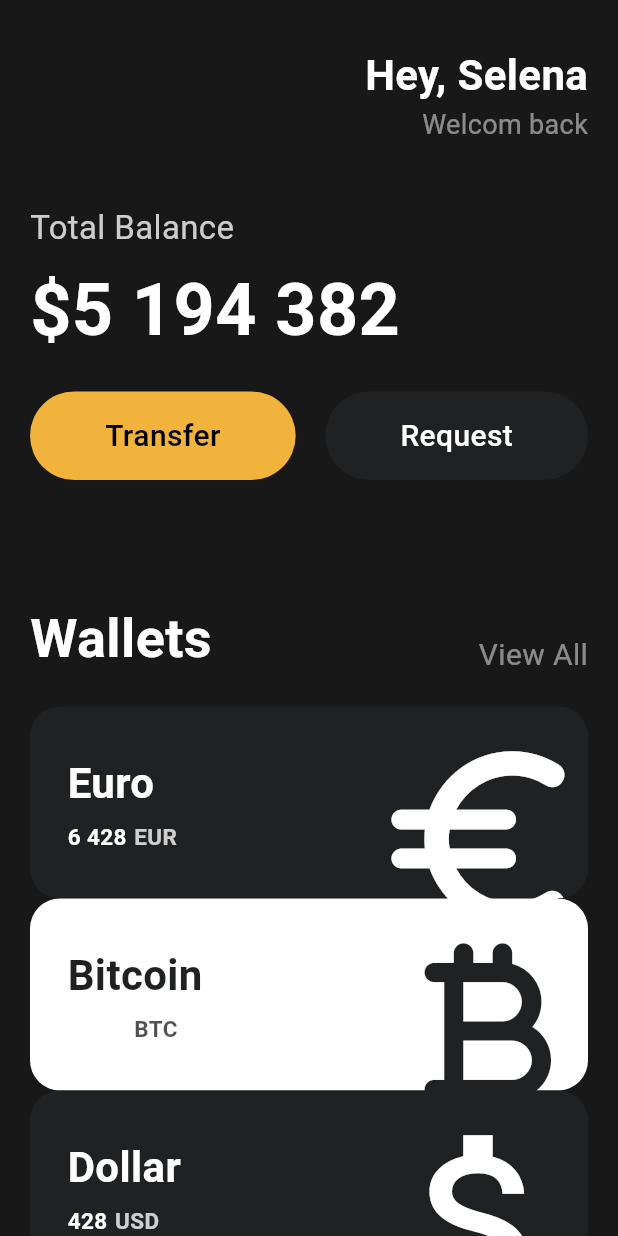
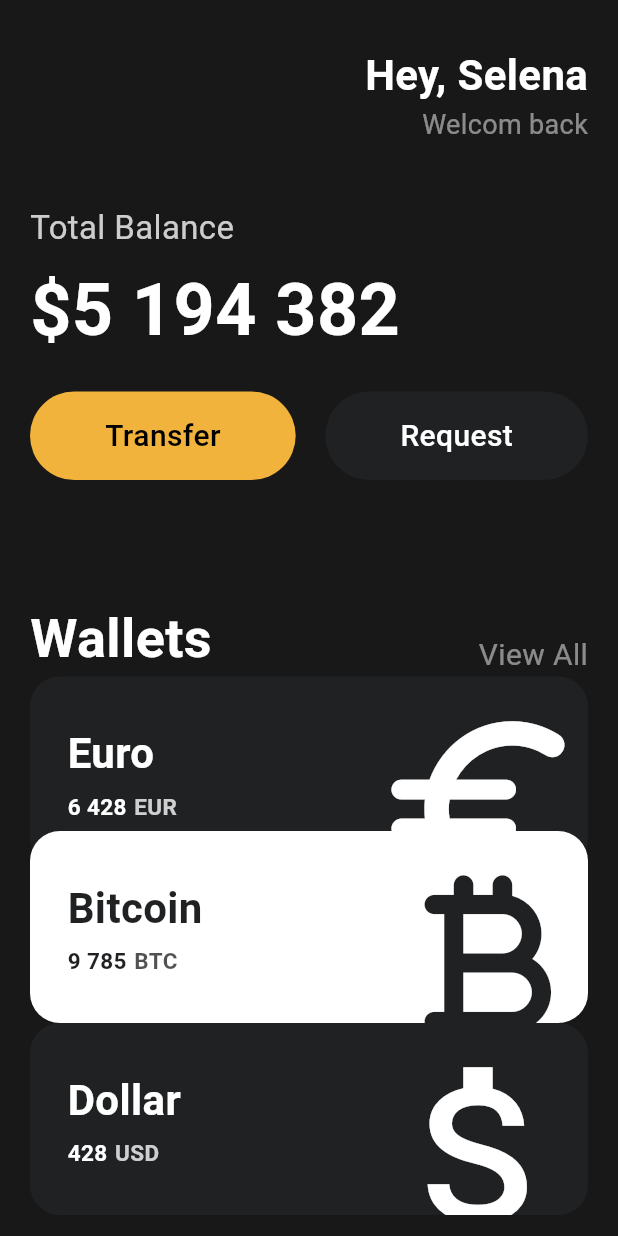
Before and after one commit to no-intel/flutter-toonflix, a Flutter app: the screen it shows after launch, on a phone screen of 412 x 824 dp. Run offline on Flutter 3.47's test engine with Material 3 defaults, Android fonts, the phone set to English and light mode, and no system bars.

Commit message:
Transform.translate 겹치기

```diff
--- a/lib/main.dart
+++ b/lib/main.dart
@@ -12,7 +12,8 @@ class App extends StatelessWidget {
     return MaterialApp(
       home: Scaffold(
         backgroundColor: Color(0xFF181818),
-        body: Padding(
+        body: SingleChildScrollView(
+          child: Padding(
             padding: EdgeInsets.symmetric(horizontal: 20),
             child: Column(
               crossAxisAlignment: CrossAxisAlignment.start,
@@ -98,7 +99,6 @@ class App extends StatelessWidget {
                     ),
                   ],
                 ),
-              SizedBox(height: 20),
                 CurrencyCard(
                   name: 'Euro',
                   amount: '6 428',
@@ -106,21 +106,29 @@ class App extends StatelessWidget {
                   icon: Icons.euro_rounded,
                   isInverted: false,
                 ),
-              CurrencyCard(
+                SizedBox(height: 20),
+                Transform.translate(
+                  offset: Offset(0, -45),
+                  child: CurrencyCard(
                     name: 'Bitcoin',
                     amount: '9 785',
                     code: 'BTC',
                     icon: Icons.currency_bitcoin_rounded,
                     isInverted: true,
                   ),
-              CurrencyCard(
+                ),
+                Transform.translate(
+                  offset: Offset(0, -45),
+                  child: CurrencyCard(
                     name: 'Dollar',
                     amount: '428',
                     code: 'USD',
                     icon: Icons.attach_money_outlined,
                     isInverted: false,
                   ),
+                ),
               ],
+            ),
           ),
         ),
       ),
--- a/lib/widgets/currency_card.dart
+++ b/lib/widgets/currency_card.dart
@@ -46,7 +46,7 @@ class CurrencyCard extends StatelessWidget {
                     Text(
                       amount,
                       style: TextStyle(
-                        color: Colors.white,
+                        color: isInverted ? blackColor : Colors.white,
                         fontSize: 15,
                         fontWeight: FontWeight.w600,
                       ),
```
Lines whose indentation alone changed are shown as unchanged.
